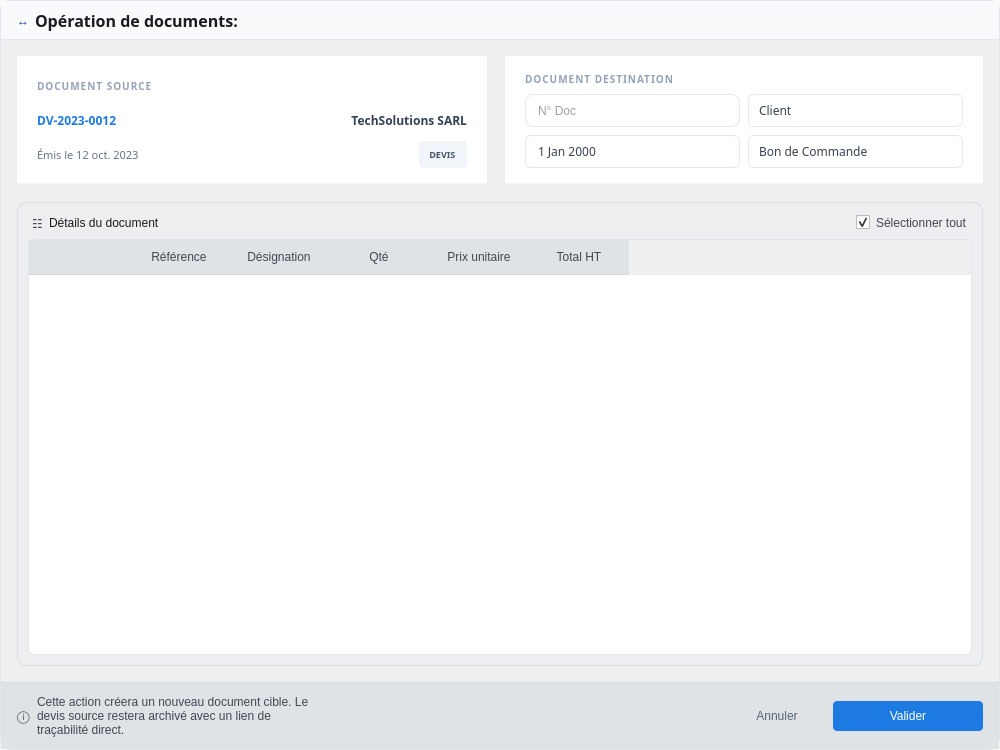
This is program/windows/transfer_window/transfert_document_dialog.ui in lak-barmajyat/ERP as Qt 5 draws it before an edit. The edited form follows.
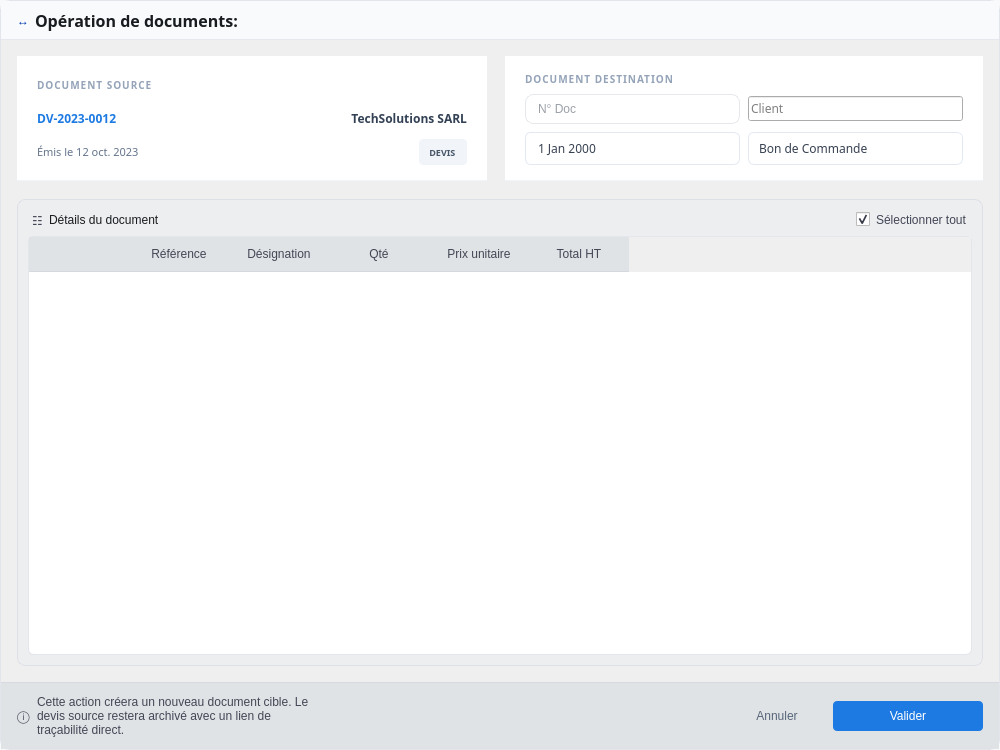
This is the edited form. Icons and pictures are not drawn.

```diff
--- a/program/windows/transfer_window/transfert_document_dialog.ui
+++ b/program/windows/transfer_window/transfert_document_dialog.ui
@@ -389,7 +389,7 @@
                   </widget>
                  </item>
                  <item>
-                  <widget class="QComboBox" name="comboClient">
+                  <widget class="QLineEdit" name="comboClient">
                    <property name="minimumSize">
                     <size>
                      <width>215</width>
@@ -405,30 +405,9 @@
                      <bold>false</bold>
                     </font>
                    </property>
-                   <property name="styleSheet">
-                    <string notr="true">QComboBox {
-    background-color: #ffffff;
-    border: 1px solid #e2e8f0;
-    border-radius: 6px;
-    padding: 6px 10px;
-    font: 400 9pt &quot;Overpass&quot;;
-    color: #374151;
-}
-QComboBox::drop-down {
-    border: none;
-    width: 18px;
-}
-QComboBox::down-arrow {
-    image: url(program/assets/global/down_blue_arrow.svg);
-    width: 10px;
-    height: 10px;
-}</string>
-                   </property>
-                   <item>
-                    <property name="text">
+                   <property name="placeholderText">
                     <string>Client</string>
-                    </property>
-                   </item>
+                   </property>
                   </widget>
                  </item>
                 </layout>
```
